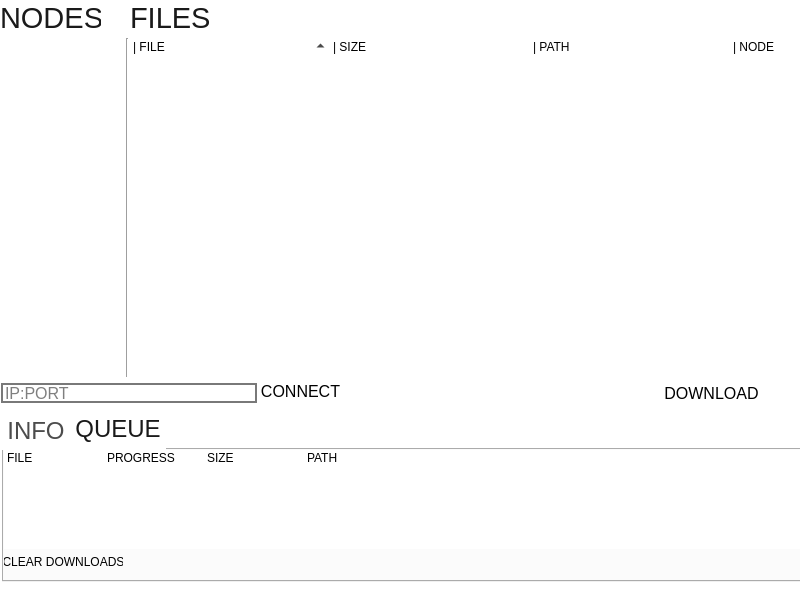
Qt form ui/main_josh.ui (j0z/Crescendo) before a commit.
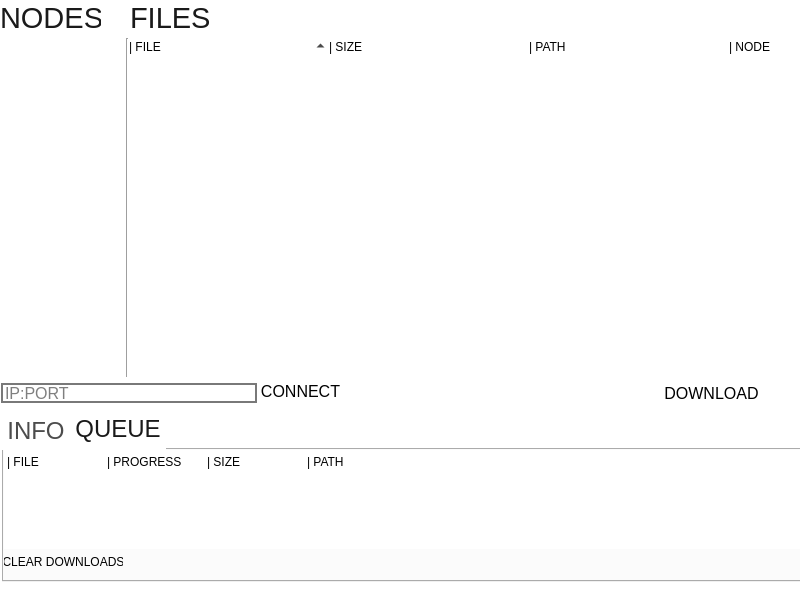
The same form after that commit. Icons and pictures are not drawn.

Commit message: One tiny ocd fix

```diff
--- a/ui/main_josh.ui
+++ b/ui/main_josh.ui
@@ -411,7 +411,7 @@
 QHeaderView::section {
 	background-color: white;
 	border: 0px solid white;
-	padding-left: 4px;
+	padding-left: 0px;
 
 	}
 
@@ -1369,7 +1369,7 @@
       <property name="styleSheet">
        <string notr="true">QTreeWidget {
 	show-decoration-selected: 1;
-	border: 0px solid white;
+	border: 4px solid white;
 }
 
 QTreeWidget::item:selected {
@@ -1401,7 +1401,7 @@
 QHeaderView::section {
 	background-color: white;
 	border: 0px solid white;
-	padding-left: 4px;
+	padding-left: 0px;
 
 	}
 QHeaderView::down-arrow {
@@ -1479,7 +1479,7 @@
       </attribute>
       <column>
        <property name="text">
-        <string>FILE</string>
+        <string>| FILE</string>
        </property>
        <property name="font">
         <font>
@@ -1489,7 +1489,7 @@
       </column>
       <column>
        <property name="text">
-        <string>PROGRESS</string>
+        <string>| PROGRESS</string>
        </property>
        <property name="font">
         <font>
@@ -1499,7 +1499,7 @@
       </column>
       <column>
        <property name="text">
-        <string>SIZE</string>
+        <string>| SIZE</string>
        </property>
        <property name="font">
         <font>
@@ -1509,7 +1509,7 @@
       </column>
       <column>
        <property name="text">
-        <string>PATH</string>
+        <string>| PATH</string>
        </property>
        <property name="font">
         <font>
```
The commit also changes 1 other file.
